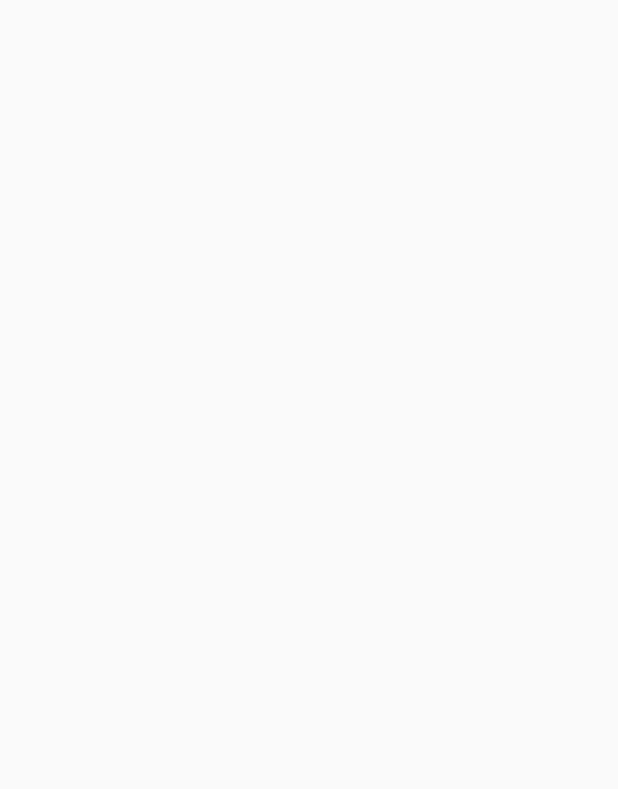
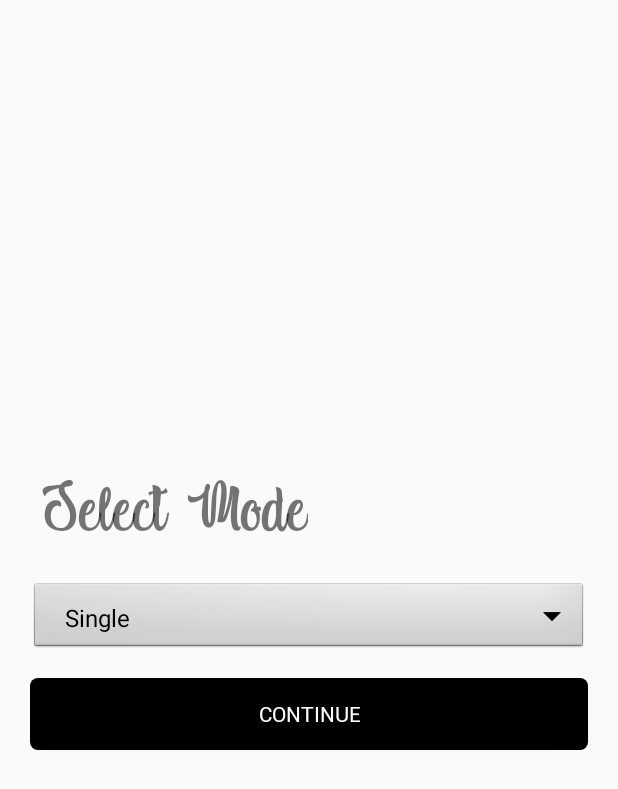
Before and after one commit to jackomahony97/BreakoutPong, an Android app: the SelectModeActivity screen opened directly, with no data from a screen before it, on a phone screen of 412 x 824 dp. Before the commit the part shown is empty. Shown: the top 789 px of the screen. Run offline under Robolectric (Android 15) with nearby library versions, the phone set to English and light mode, and no system bars.

Commit message:
Added xml file for SelectModeActivity and added single and 2-player game activitys and their xml files

```diff
--- a/app/src/main/java/com/cs3305/breakoutpong/SelectModeActivity.java
+++ b/app/src/main/java/com/cs3305/breakoutpong/SelectModeActivity.java
@@ -2,13 +2,51 @@ package com.cs3305.breakoutpong;
 
 import androidx.appcompat.app.AppCompatActivity;
 
+import android.content.Intent;
 import android.os.Bundle;
+import android.view.View;
+import android.widget.ArrayAdapter;
+import android.widget.Button;
+import android.widget.Spinner;
 
 public class SelectModeActivity extends AppCompatActivity {
+
+    Spinner dropdown;
+    Button btn;
 
     @Override
     protected void onCreate(Bundle savedInstanceState) {
         super.onCreate(savedInstanceState);
         setContentView(R.layout.activity_select_mode);
+
+
+        //get the spinner from the xml.
+        dropdown = findViewById(R.id.et_mode);
+        //create a list of items for the spinner.
+        String[] items = new String[]{"Single", "2-Player"};
+        //create an adapter to describe how the items are displayed, adapters are used in several places in android.
+        //There are multiple variations of this, but this is the basic variant.
+        ArrayAdapter<String> adapter = new ArrayAdapter<>(this, android.R.layout.simple_spinner_dropdown_item, items);
+        //set the spinners adapter to the previously created one.
+        dropdown.setAdapter(adapter);
+
+        btn = findViewById(R.id.btn_continue_mode);
+        btn.setOnClickListener(new View.OnClickListener() {
+
+            @Override
+            public void onClick(View v) {
+                String text = dropdown.getSelectedItem().toString();
+                if (text.equals("Single")) {
+                    Intent myIntent = new Intent(SelectModeActivity.this, SingleGameActivity.class);
+                    // myIntent.putExtra("key", value); //Optional parameters
+                    SelectModeActivity.this.startActivity(myIntent);
+                }
+                else if (text.equals("2-Player")) {
+                    Intent myIntent = new Intent(SelectModeActivity.this, TwoPlayerGameActivity.class);
+                    // myIntent.putExtra("key", value); //Optional parameters
+                    SelectModeActivity.this.startActivity(myIntent);
+                }
+            }
+        });
     }
 }
--- a/app/src/main/res/layout/activity_select_mode.xml
+++ b/app/src/main/res/layout/activity_select_mode.xml
@@ -1,9 +1,53 @@
 <?xml version="1.0" encoding="utf-8"?>
-<androidx.constraintlayout.widget.ConstraintLayout xmlns:android="http://schemas.android.com/apk/res/android"
-    xmlns:app="http://schemas.android.com/apk/res-auto"
+<RelativeLayout xmlns:android="http://schemas.android.com/apk/res/android"
     xmlns:tools="http://schemas.android.com/tools"
     android:layout_width="match_parent"
     android:layout_height="match_parent"
     tools:context=".SelectModeActivity">
 
-</androidx.constraintlayout.widget.ConstraintLayout>
+    <TextView
+        android:id="@+id/tv_title"
+        android:layout_width="wrap_content"
+        android:layout_height="wrap_content"
+        android:text="@string/select_mode"
+        android:textSize="50sp"
+        android:fontFamily="@font/indigo_daisy"
+        android:layout_marginStart="25dp"
+        android:layout_marginBottom="10dp"
+        android:layout_above="@id/et_mode"
+        android:layout_marginLeft="25dp" />
+
+
+
+    <Spinner
+        android:id="@+id/et_mode"
+        android:layout_width="match_parent"
+        android:layout_height="50dp"
+        android:hint="@string/password"
+        android:layout_marginLeft="20dp"
+        android:layout_marginRight="20dp"
+        android:layout_marginTop="10dp"
+        android:padding="15dp"
+        android:fontFamily="@font/roboto_regular"
+        android:inputType="textPassword"
+        android:layout_centerInParent="true"
+        android:background="@android:drawable/btn_dropdown"
+        android:spinnerMode="dropdown"
+        android:textSize="15sp" />
+
+    <Button
+        android:id="@+id/btn_continue_mode"
+        android:layout_width="match_parent"
+        android:layout_height="wrap_content"
+        android:layout_below="@id/et_mode"
+        android:background="@drawable/btn_custom"
+        android:layout_marginLeft="20dp"
+        android:layout_marginRight="20dp"
+        android:layout_marginTop="15dp"
+        android:fontFamily="@font/roboto_regular"
+        android:textColor="@android:color/white"
+        android:text="@string/con"/>
+
+
+
+</RelativeLayout>
--- a/app/src/main/res/values/strings.xml
+++ b/app/src/main/res/values/strings.xml
@@ -14,4 +14,5 @@
     <string name="your_name">Full Name</string>
     <string name="select_arduino">Select Arduino</string>
     <string name="con">Continue</string>
+    <string name="select_mode">Select Mode</string>
 </resources>
```
Also changed, not shown: app/src/main/AndroidManifest.xml (+8 -2 lines), app/src/main/java/com/cs3305/breakoutpong/SingleGameActivity.java (added, +14 -0 lines), app/src/main/java/com/cs3305/breakoutpong/TwoPlayerGameActivity.java (added, +14 -0 lines), app/src/main/res/layout/activity_single_game.xml (added, +9 -0 lines), app/src/main/res/layout/activity_two_player_game.xml (added, +9 -0 lines).
